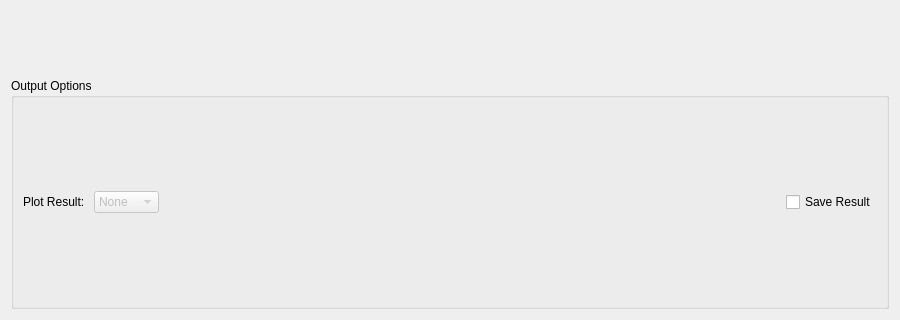
First picture: the form in MantidQt/CustomInterfaces/inc/MantidQtCustomInterfaces/Indirect/Stretch.ui, repository mantidproject/mantid, before the edit; both pictures show x 0 to 900 and y 280 to 600 of the 900 by 600 pixel window.
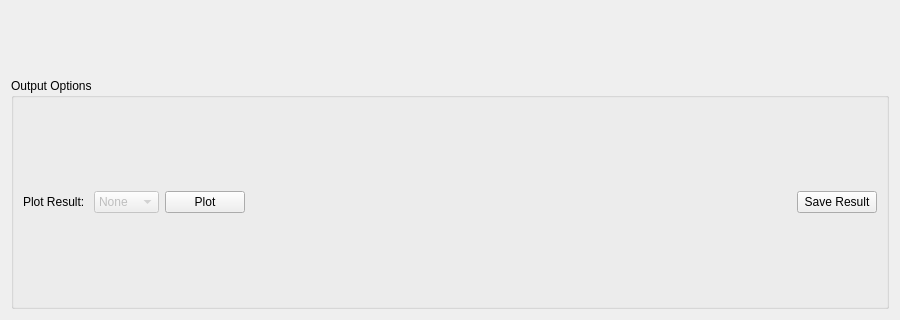
Second picture: the form after the edit. Custom widgets are drawn as their Qt base class.

Commit message:
Added save and plot push buttons to stretch gui
Refs #17020

Diff of the .ui file:
```diff
--- a/MantidQt/CustomInterfaces/inc/MantidQtCustomInterfaces/Indirect/Stretch.ui
+++ b/MantidQt/CustomInterfaces/inc/MantidQtCustomInterfaces/Indirect/Stretch.ui
@@ -227,6 +227,13 @@
           </item>
          </widget>
         </item>
+        <item>
+         <widget class="QPushButton" name="pbPlot">
+          <property name="text">
+           <string>Plot</string>
+          </property>
+         </widget>
+        </item>
         <item>
          <spacer name="horizontalSpacer_18">
           <property name="orientation">
@@ -241,7 +248,7 @@
          </spacer>
         </item>
         <item>
-         <widget class="QCheckBox" name="chkSave">
+         <widget class="QPushButton" name="pbSave">
           <property name="text">
            <string>Save Result</string>
           </property>
```
Left out of the diff: 8 changed lines with no effect on the pictures.
